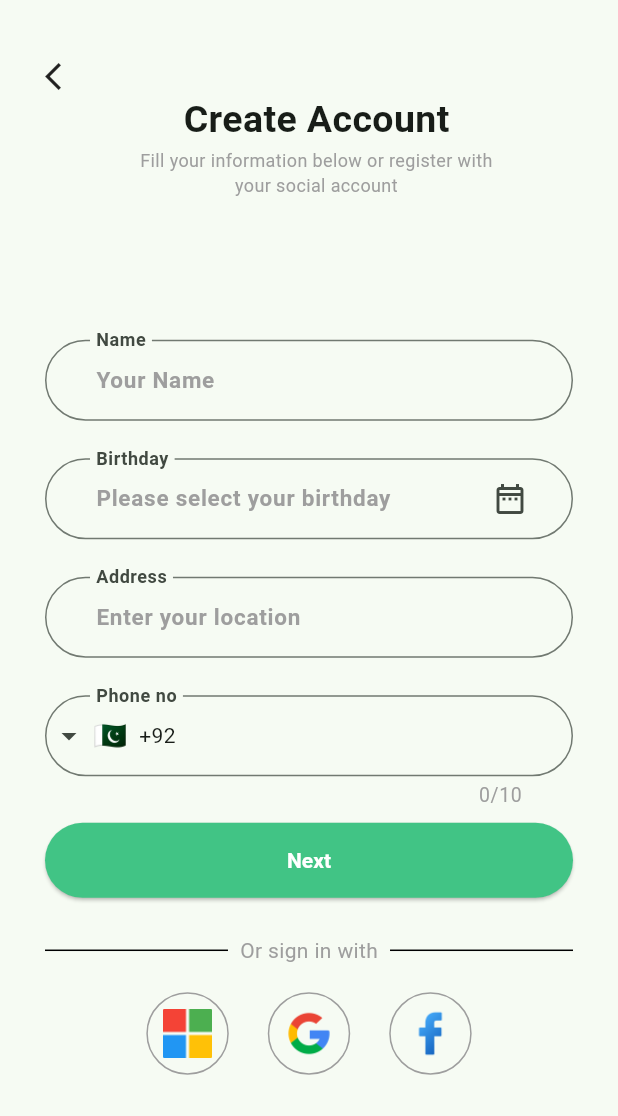
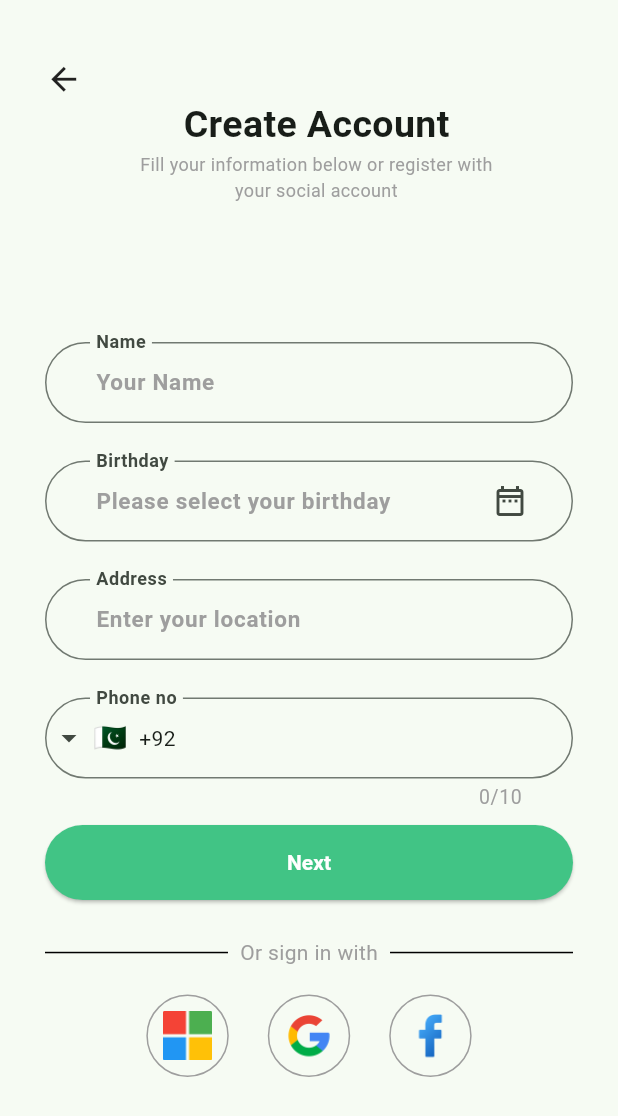
Before and after one commit to ikram-khani/auth_ui, a Flutter app: the screen it shows after launch, after a tap on "Create an Account", on a phone screen of 412 x 824 dp. Shown: the top 1116 px of the screen. Run offline on Flutter 3.47's test engine with Material 2 defaults, Android fonts, the phone set to English and light mode, and no system bars; drawn by our look-alikes of intl_phone_field.

```diff
--- a/lib/screens/auth.dart
+++ b/lib/screens/auth.dart
@@ -12,6 +12,8 @@ class AuthScreen extends StatefulWidget {
 
 class _AuthScreenState extends State<AuthScreen> {
   bool _obscureText = true; //initialy the password text is obscure
+  final TextEditingController _emailController = TextEditingController();
+  final TextEditingController _passwordController = TextEditingController();
   @override
   Widget build(BuildContext context) {
     return Scaffold(
@@ -67,6 +69,7 @@ class _AuthScreenState extends State<AuthScreen> {
                         style: TextStyle(fontWeight: FontWeight.bold),
                       ),
                       TextFormField(
+                        controller: _emailController,
                         decoration: const InputDecoration(
                           hintText: 'Enter Your Email',
                           hintStyle: TextStyle(
@@ -94,6 +97,7 @@ class _AuthScreenState extends State<AuthScreen> {
                         style: TextStyle(fontWeight: FontWeight.bold),
                       ),
                       TextFormField(
+                        controller: _passwordController,
                         decoration: InputDecoration(
                           hintText: 'Enter Your Password',
                           hintStyle: const TextStyle(
@@ -193,6 +197,8 @@ class _AuthScreenState extends State<AuthScreen> {
                       builder: (context) => const SignUpScreen(),
                     ),
                   );
+                  _emailController.clear();
+                  _passwordController.clear();
                 },
                 child: const Text(
                   'Create an Account',
--- a/lib/screens/sign_up.dart
+++ b/lib/screens/sign_up.dart
@@ -47,8 +47,8 @@ class _SignUpScreenState extends State<SignUpScreen> {
                     Navigator.of(context).pop();
                   },
                   child: const Icon(
-                    Icons.arrow_back_ios,
-                    size: 22,
+                    Icons.arrow_back,
+                    size: 25,
                   ),
                 ),
                 const Center(
```
